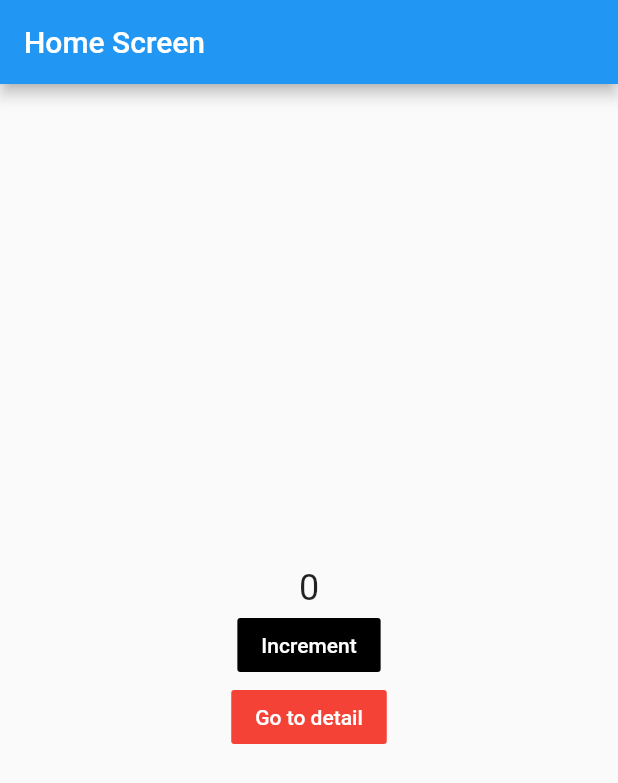
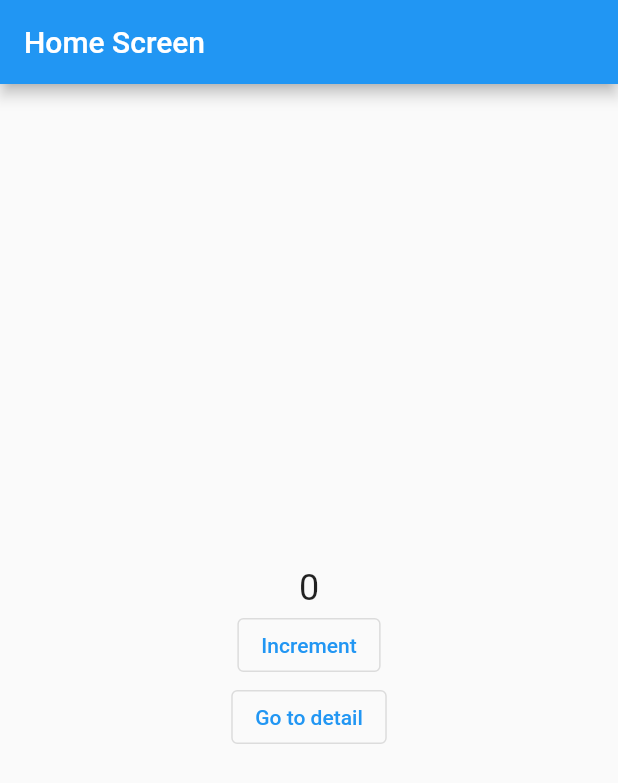
Before and after one commit to themaaz32/getx_impl, a Flutter app: the screen it shows after launch, on a phone screen of 412 x 824 dp. Shown: the top 783 px of the screen. Run offline on Flutter 3.47's test engine with Material 2 defaults, Android fonts, the phone set to English and light mode, and no system bars; our stand-ins replace get.

Commit message:
bug fixes, updates

```diff
--- a/lib/pages/home/view/home.dart
+++ b/lib/pages/home/view/home.dart
@@ -24,25 +24,25 @@ class HomeScreen extends StatelessWidget {
                 style: TextStyle(fontSize: 24),
               ),
             ),
-            FlatButton(
+            OutlinedButton(
               onPressed: () {
                 // Get.toNamed("/detail");
                 // print(apiService.fetchTextFromApi());
                 homeController.increment();
               },
               child: Text("Increment"),
-              color: Colors.black,
-              textColor: Colors.white,
+              //color: Colors.black,
+              //textColor: Colors.white,
             ),
-            FlatButton(
+            OutlinedButton(
               onPressed: () {
                 // Get.defaultDialog(title: "This is dialog");
                 Get.snackbar("Title", "This is getx snackbar", snackPosition: SnackPosition.BOTTOM);
                 // Get.toNamed("/detail");
               },
               child: Text("Go to detail"),
-              color: Colors.red,
-              textColor: Colors.white,
+              //color: Colors.red,
+              //textColor: Colors.white,
             )
           ],
         ),
```
Also changed, not shown: pubspec.lock.
